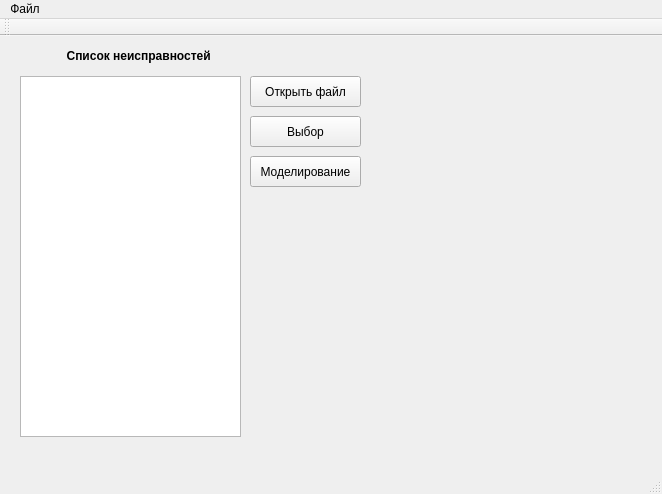
Old version of the form mainwindow.ui in the repository Yanaolefir/test.
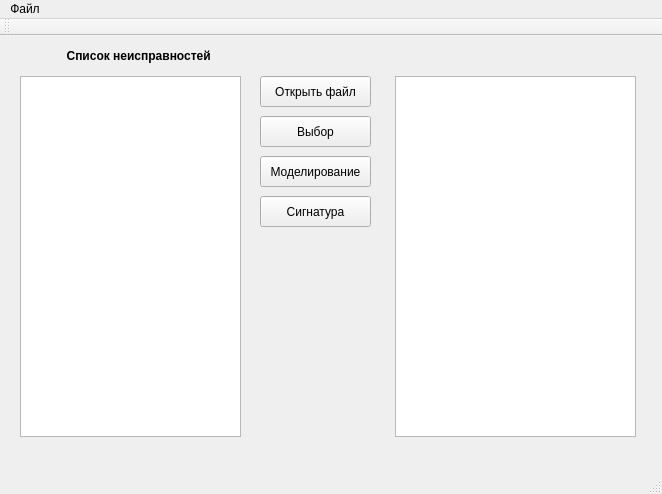
New version of the form. Custom widgets are drawn as their Qt base class.

Commit message: make_sign

```diff
--- a/mainwindow.ui
+++ b/mainwindow.ui
@@ -17,7 +17,7 @@
    <widget class="QPushButton" name="but_open">
     <property name="geometry">
      <rect>
-      <x>250</x>
+      <x>260</x>
       <y>40</y>
       <width>111</width>
       <height>31</height>
@@ -59,7 +59,7 @@
    <widget class="QPushButton" name="but_model">
     <property name="geometry">
      <rect>
-      <x>250</x>
+      <x>260</x>
       <y>120</y>
       <width>111</width>
       <height>31</height>
@@ -72,7 +72,7 @@
    <widget class="QPushButton" name="but_choose">
     <property name="geometry">
      <rect>
-      <x>250</x>
+      <x>260</x>
       <y>80</y>
       <width>111</width>
       <height>31</height>
@@ -82,6 +82,29 @@
      <string>Выбор</string>
     </property>
    </widget>
+   <widget class="QListWidget" name="listWidget_2">
+    <property name="geometry">
+     <rect>
+      <x>395</x>
+      <y>40</y>
+      <width>241</width>
+      <height>361</height>
+     </rect>
+    </property>
+   </widget>
+   <widget class="QPushButton" name="but_make_sign">
+    <property name="geometry">
+     <rect>
+      <x>260</x>
+      <y>160</y>
+      <width>111</width>
+      <height>31</height>
+     </rect>
+    </property>
+    <property name="text">
+     <string>Сигнатура</string>
+    </property>
+   </widget>
   </widget>
   <widget class="QMenuBar" name="menuBar">
    <property name="geometry">
```
Left out of the diff: 6 changed lines with no effect on the pictures. The commit also changes 13 other files.
